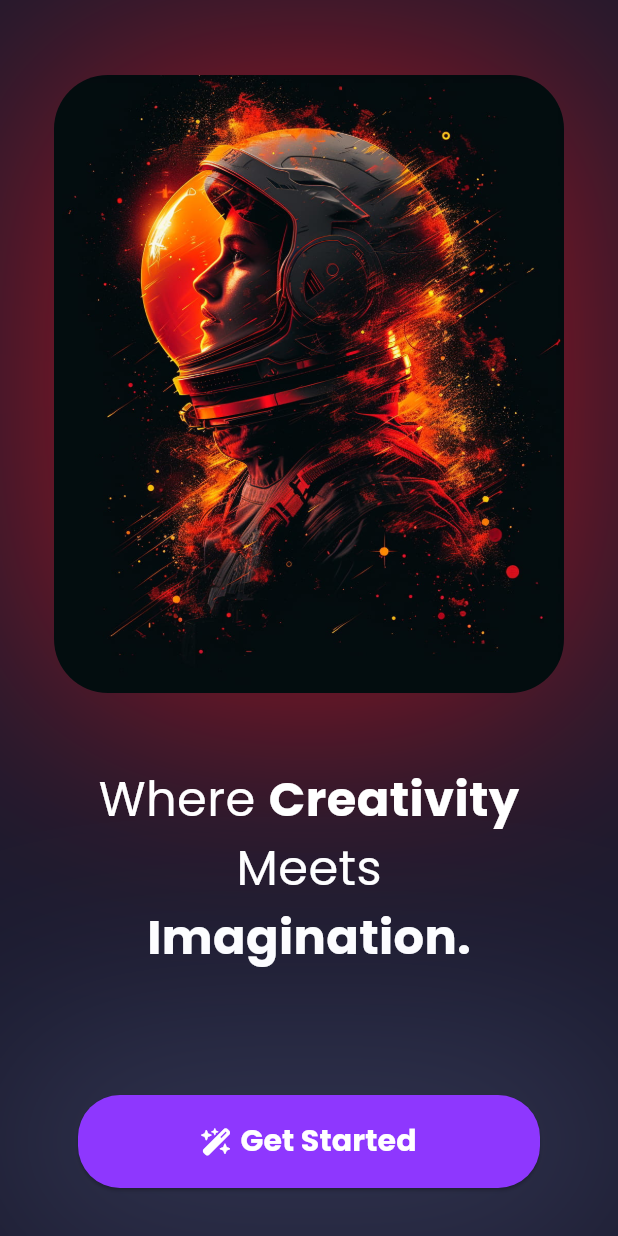
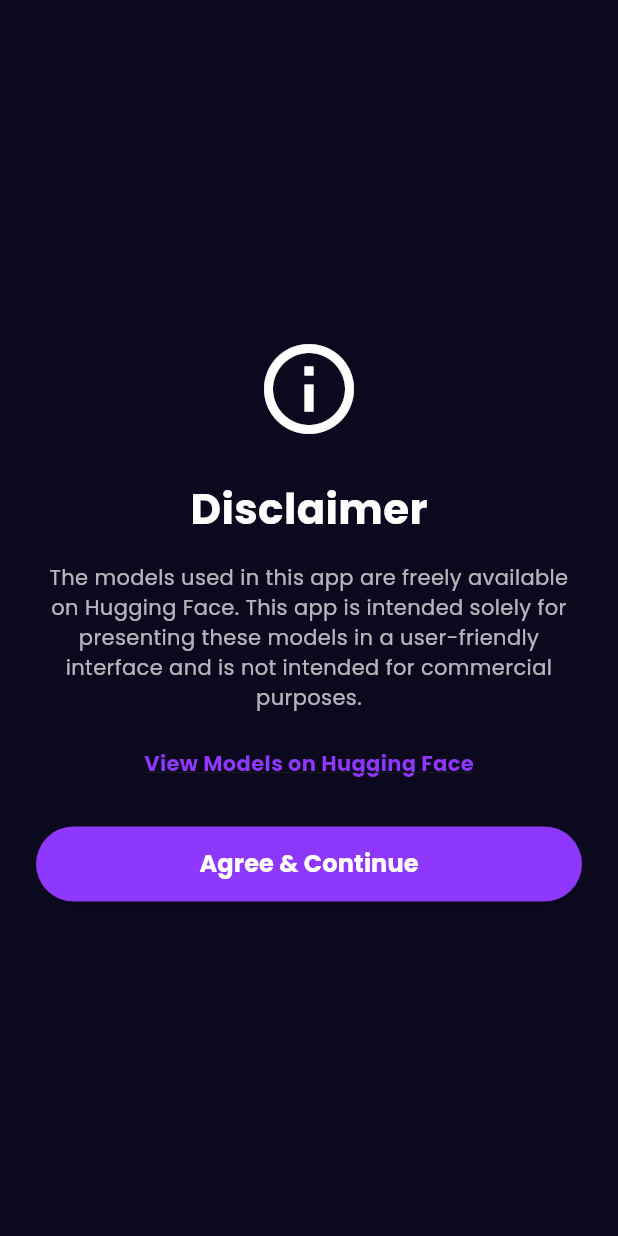
Before and after one commit to Vinit710/flutter_application_1, a Flutter app: the screen it shows after launch, on a phone screen of 412 x 824 dp. Run offline on Flutter 3.47's test engine with Material 3 defaults, Android fonts, the phone set to English and light mode, and no system bars; our stand-ins replace firebase_auth, firebase_core, flutter_staggered_animations, font_awesome_flutter, google_fonts, google_sign_in and 1 more; accounts and stored records are empty.

Commit message:
disclaimer added

```diff
--- a/lib/main.dart
+++ b/lib/main.dart
@@ -3,6 +3,7 @@
 import 'firebase_options.dart';
 import 'package:flutter/services.dart';
 import 'pages/start.dart';
+import 'pages/disclaim.dart';
 
 void main() async {
   WidgetsFlutterBinding.ensureInitialized();
@@ -24,7 +25,7 @@
   Widget build(BuildContext context) {
     return const MaterialApp(
       debugShowCheckedModeBanner: false,
-      home: StartPage(),
+      home: DisclaimerPage(),
     );
   }
 }
--- /dev/null
+++ b/lib/pages/disclaim.dart
@@ -0,0 +1,87 @@
+import 'package:flutter/material.dart';
+import 'imgtopose.dart'; // Your home page
+import 'start.dart';
+
+class DisclaimerPage extends StatelessWidget {
+  const DisclaimerPage({Key? key}) : super(key: key);
+
+  @override
+  Widget build(BuildContext context) {
+    return Scaffold(
+      backgroundColor: const Color(0xFF0C081E),
+      body: Padding(
+        padding: const EdgeInsets.all(24.0),
+        child: Column(
+          mainAxisAlignment: MainAxisAlignment.center,
+          children: [
+            const Icon(
+              Icons.info_outline,
+              color: Colors.white,
+              size: 72,
+            ),
+            const SizedBox(height: 24),
+            const Text(
+              'Disclaimer',
+              style: TextStyle(
+                color: Colors.white,
+                fontFamily: 'poppins',
+                fontSize: 28,
+                fontWeight: FontWeight.bold,
+              ),
+            ),
+            const SizedBox(height: 16),
+            const Text(
+              'The models used in this app are freely available on Hugging Face. This app is intended solely for presenting these models in a user-friendly interface and is not intended for commercial purposes.',
+              textAlign: TextAlign.center,
+              style: TextStyle(
+                color: Colors.white70,
+                fontFamily: 'poppins',
+                fontSize: 14,
+              ),
+            ),
+            const SizedBox(height: 24),
+            GestureDetector(
+              onTap: () {
+                'https://huggingface.co/spaces';
+              },
+              child: const Text(
+                'View Models on Hugging Face',
+                style: TextStyle(
+                  color: Color(0xFF8E37FE),
+                  fontFamily: 'poppins',
+                  fontWeight: FontWeight.bold,
+                  decoration: TextDecoration.underline,
+                ),
+              ),
+            ),
+            const SizedBox(height: 32),
+            ElevatedButton(
+              onPressed: () {
+                Navigator.pushReplacement(
+                  context,
+                  MaterialPageRoute(builder: (context) => StartPage()),
+                );
+              },
+              style: ElevatedButton.styleFrom(
+                backgroundColor: Color(0xFF8E37FE),
+                minimumSize: const Size(double.infinity, 50),
+                shape: RoundedRectangleBorder(
+                  borderRadius: BorderRadius.circular(25),
+                ),
+              ),
+              child: const Text(
+                'Agree & Continue',
+                style: TextStyle(
+                  color: Colors.white,
+                  fontFamily: 'poppins',
+                  fontSize: 16,
+                  fontWeight: FontWeight.bold,
+                ),
+              ),
+            ),
+          ],
+        ),
+      ),
+    );
+  }
+}
```
